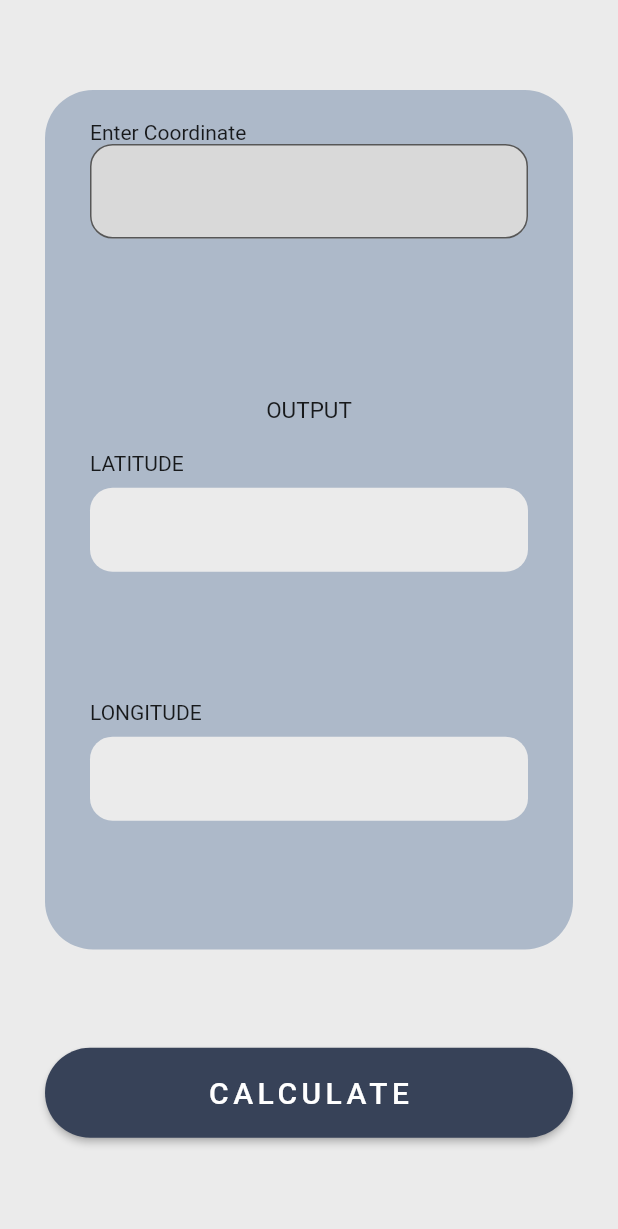
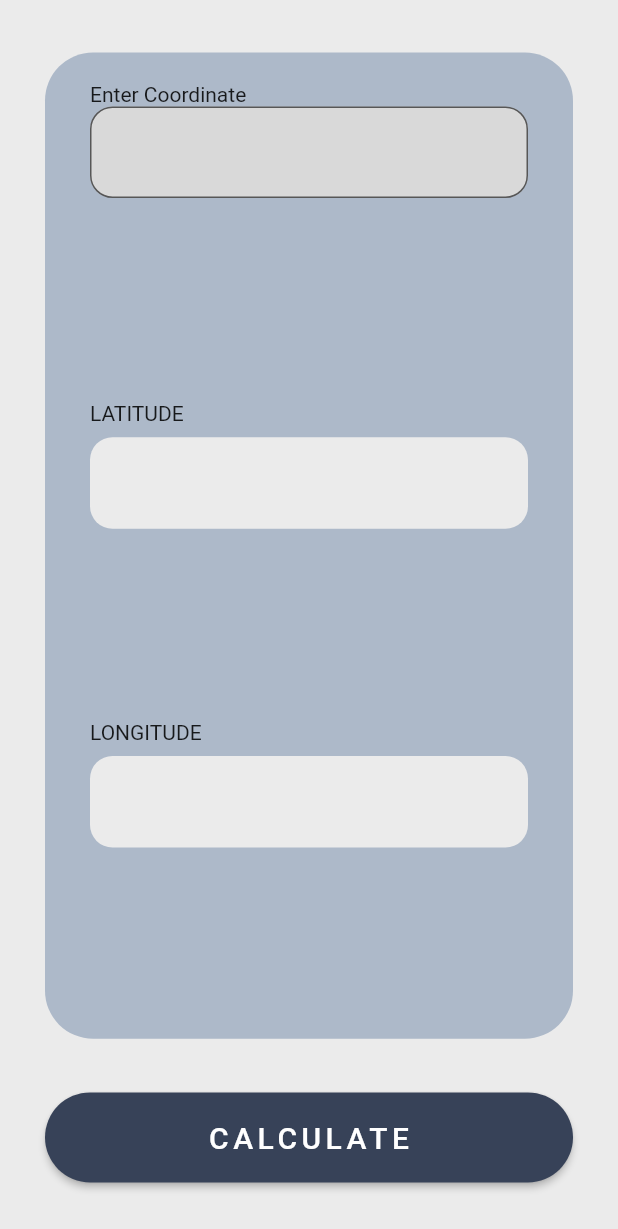
Before and after one commit to assh/gps_convertor, a Flutter app: the screen it shows after launch, on a phone screen of 412 x 824 dp. Shown: the top 1229 px of the screen. Run offline on Flutter 3.47's test engine with Material 2 defaults, Android fonts, the phone set to English and light mode, and no system bars.

Commit message:
Changed text sizes to prevent overflow

```diff
--- a/lib/homeapp.dart
+++ b/lib/homeapp.dart
@@ -41,12 +41,12 @@ class _HomeState extends State<Home> {
   Widget build(BuildContext context) {
     return Scaffold(
       body: Container(
-        padding: EdgeInsets.only(top: 60, left: 30, right: 30),
+        padding: EdgeInsets.only(top: 35, left: 30, right: 30),
         color: const Color.fromARGB(255, 235, 235, 235),
         child: Column(
           children: [
             Flexible(
-              flex: 3,
+              flex: 5,
               child: Container(
                 padding: const EdgeInsets.only(
                   top: 20,
@@ -61,7 +61,7 @@ class _HomeState extends State<Home> {
                 child: Column(
                   children: [
                     Flexible(
-                      flex: 3,
+                      flex: 1,
                       child: Column(
                         children: [
                           Row(
@@ -71,7 +71,7 @@ class _HomeState extends State<Home> {
                             controller: _textController,
                             style: const TextStyle(
                               color: Colors.black,
-                              fontSize: 20,
+                              fontSize: 18,
                             ),
                             decoration: InputDecoration(
                               filled: true,
@@ -87,20 +87,6 @@ class _HomeState extends State<Home> {
                     ),
                     Flexible(
                       flex: 1,
-                      child: Padding(
-                        padding: const EdgeInsets.all(0),
-                        child: Container(
-                          alignment: Alignment.center,
-                            //mainAxisAlignment: MainAxisAlignment.center,
-                            //crossAxisAlignment: CrossAxisAlignment.center,
-                            child: const Text(
-                          'OUTPUT',
-                          style: TextStyle(fontSize: 15),
-                        )),
-                      ),
-                    ),
-                    Flexible(
-                      flex: 3,
                       child: Column(
                         children: [
                           Row(
@@ -113,13 +99,13 @@ class _HomeState extends State<Home> {
                             decoration: BoxDecoration(
                                 color: const Color.fromARGB(255, 235, 235, 235),
                                 borderRadius: BorderRadius.circular(15)),
-                            child: Text(latitude),
+                            child: Text(latitude,style: TextStyle(fontSize: 18),),
                           ),
                         ],
                       ),
                     ),
                     Flexible(
-                      flex: 3,
+                      flex: 1,
                       child: Column(
                         children: [
                           Row(
@@ -132,7 +118,7 @@ class _HomeState extends State<Home> {
                             decoration: BoxDecoration(
                                 color: const Color.fromARGB(255, 235, 235, 235),
                                 borderRadius: BorderRadius.circular(15)),
-                            child: Text(longitude),
+                            child: Text(longitude,style: TextStyle(fontSize: 18,),),
                           ),
                         ],
                       ),
```
